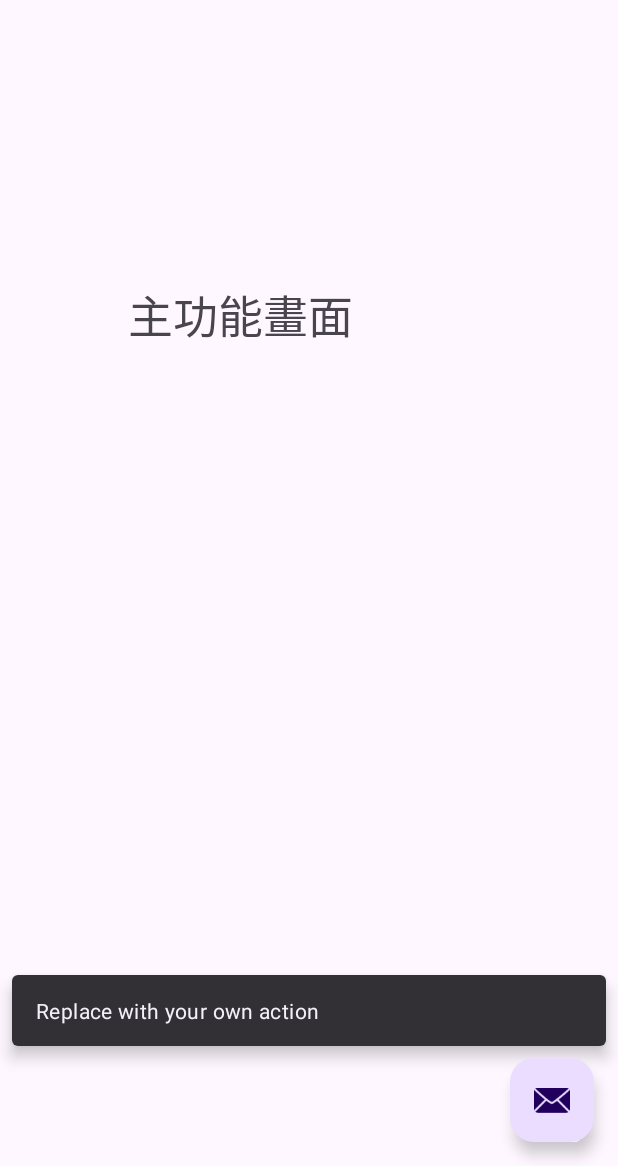
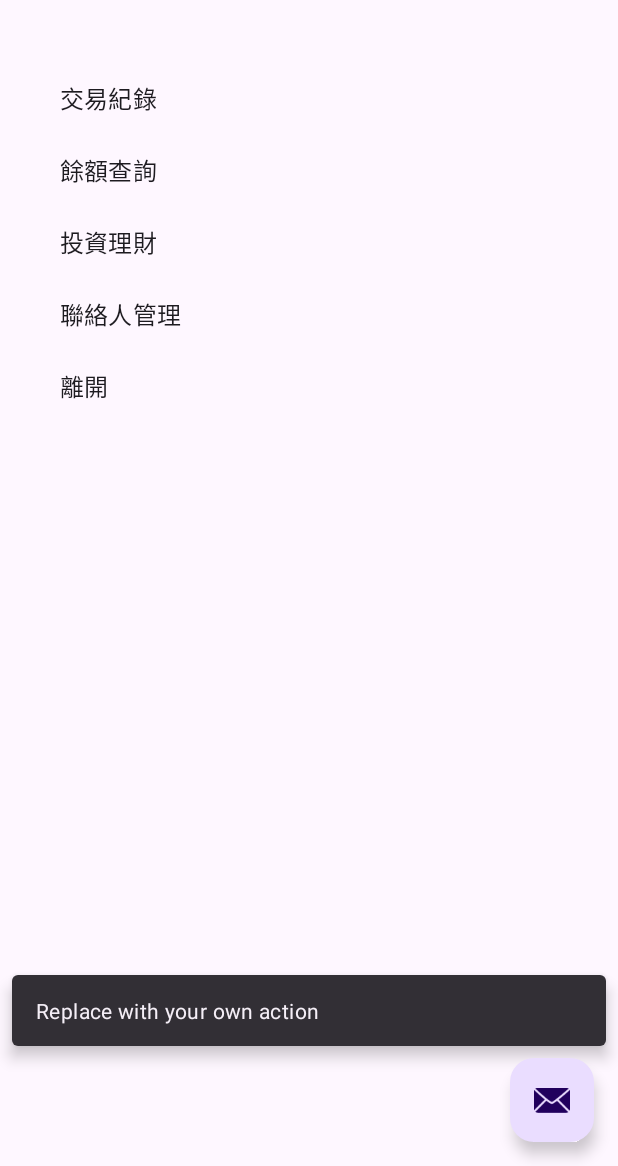
Before and after one commit to kentlee406/Atm6, an Android app: the MainActivity screen opened directly, with no data from a screen before it, after a tap on an icon or button, on a phone screen of 412 x 824 dp, the part 70-1236 px from its top. Run offline under Robolectric (Android 15) with nearby library versions, the phone set to English and light mode, and no system bars; our stand-ins replace navigation-ui.

Commit message:
Lesson 24-6th commited.

```diff
--- /dev/null
+++ b/app/src/main/java/com/home/atm6/Function.java
@@ -0,0 +1,18 @@
+package com.home.atm6;
+
+public class Function {
+    String name;
+
+    // Alt+Insert
+    public Function(String name) {
+        this.name = name;
+    }
+
+    public String getName() {
+        return name;
+    }
+
+    public void setName(String name) {
+        this.name = name;
+    }
+}
--- /dev/null
+++ b/app/src/main/java/com/home/atm6/FunctionAdapter.java
@@ -0,0 +1,48 @@
+package com.home.atm6;
+
+import android.content.Context;
+import android.view.LayoutInflater;
+import android.view.View;
+import android.view.ViewGroup;
+import android.widget.TextView;
+
+import androidx.annotation.NonNull;
+import androidx.recyclerview.widget.RecyclerView;
+
+public class FunctionAdapter extends RecyclerView.Adapter<FunctionAdapter.FunctionViewHolder>{
+    private final String[] functions;
+    Context context;
+    public FunctionAdapter(Context context) {
+        this.context=context;
+        functions=context.getResources().getStringArray(R.array.function);
+    }
+
+    @NonNull
+    public FunctionViewHolder onCreateViewHolder(@NonNull ViewGroup parent, int viewType) {
+        View view= LayoutInflater.from(context).inflate(
+                android.R.layout.simple_list_item_1, parent, false
+        );
+        return new FunctionViewHolder(view);
+    }
+
+    @Override
+    public void onBindViewHolder(@NonNull FunctionViewHolder holder, int position) {
+        holder.nameText.setText(functions[position]);
+    }
+
+    @Override
+    public int getItemCount() {
+        return functions.length;
+    }
+
+    public class FunctionViewHolder extends RecyclerView.ViewHolder{
+        TextView nameText;
+        public FunctionViewHolder(@NonNull View itemView) {
+            super(itemView);
+            // C:\Users\kentl\AppData\Local\Android\Sdk\platforms\android-35\data\res\layout\simple_list_item_1.xml
+            nameText=itemView.findViewById(android.R.id.text1);
+
+        }
+
+    }
+}
--- a/app/src/main/java/com/home/atm6/MainActivity.java
+++ b/app/src/main/java/com/home/atm6/MainActivity.java
@@ -15,6 +15,8 @@ import androidx.navigation.NavController;
 import androidx.navigation.Navigation;
 import androidx.navigation.ui.AppBarConfiguration;
 import androidx.navigation.ui.NavigationUI;
+import androidx.recyclerview.widget.LinearLayoutManager;
+import androidx.recyclerview.widget.RecyclerView;
 
 import com.home.atm6.databinding.ActivityMainBinding;
 
@@ -26,7 +28,8 @@ public class MainActivity extends AppCompatActivity {
     boolean logon=false;
     private AppBarConfiguration appBarConfiguration;
     private ActivityMainBinding binding;
-
+    private RecyclerView recyclerView;
+    String[] functions=null;
     @Override
     protected void onCreate(Bundle savedInstanceState) {
         super.onCreate(savedInstanceState);
@@ -53,6 +56,12 @@ public class MainActivity extends AppCompatActivity {
                         .setAction("Action", null).show();
             }
         });
+
+        recyclerView = findViewById(R.id.recycler);
+        recyclerView.setHasFixedSize(true);
+        recyclerView.setLayoutManager(new LinearLayoutManager(this));
+        FunctionAdapter adapter=new FunctionAdapter(this);
+        recyclerView.setAdapter(adapter);
     }
 
     // Ctrl+O
--- a/app/src/main/res/layout/content_main.xml
+++ b/app/src/main/res/layout/content_main.xml
@@ -1,19 +1,21 @@
 <?xml version="1.0" encoding="utf-8"?>
 <androidx.constraintlayout.widget.ConstraintLayout xmlns:android="http://schemas.android.com/apk/res/android"
     xmlns:app="http://schemas.android.com/apk/res-auto"
+    xmlns:tools="http://schemas.android.com/tools"
     android:layout_width="match_parent"
     android:layout_height="match_parent"
     app:layout_behavior="@string/appbar_scrolling_view_behavior">
 
-
-    <TextView
-        android:id="@+id/textView"
-        android:layout_width="wrap_content"
-        android:layout_height="wrap_content"
-        android:layout_marginStart="85dp"
-        android:layout_marginTop="170dp"
-        android:text="主功能畫面"
-        android:textSize="30dp"
+    <androidx.recyclerview.widget.RecyclerView
+        android:id="@+id/recycler"
+        android:layout_height="match_parent"
+        android:layout_width="match_parent"
+        android:layout_marginStart="24dp"
+        android:layout_marginTop="24dp"
+        android:layout_marginEnd="24dp"
+        android:layout_marginBottom="24dp"
+        app:layout_constraintBottom_toBottomOf="parent"
+        app:layout_constraintEnd_toEndOf="parent"
         app:layout_constraintStart_toStartOf="parent"
         app:layout_constraintTop_toTopOf="parent" />
 </androidx.constraintlayout.widget.ConstraintLayout>
--- a/app/src/main/res/values/strings.xml
+++ b/app/src/main/res/values/strings.xml
@@ -6,7 +6,13 @@
     <string name="second_fragment_label">Second Fragment</string>
     <string name="next">Next</string>
     <string name="previous">Previous</string>
-
+    <string-array name="function">
+        <item>交易紀錄</item>
+        <item>餘額查詢</item>
+        <item>投資理財</item>
+        <item>聯絡人管理</item>
+        <item>離開</item>
+    </string-array>
     <string name="lorem_ipsum">
         Lorem ipsum dolor sit amet, consectetur adipiscing elit. Nam in scelerisque sem. Mauris
         volutpat, dolor id interdum ullamcorper, risus dolor egestas lectus, sit amet mattis purus
```
